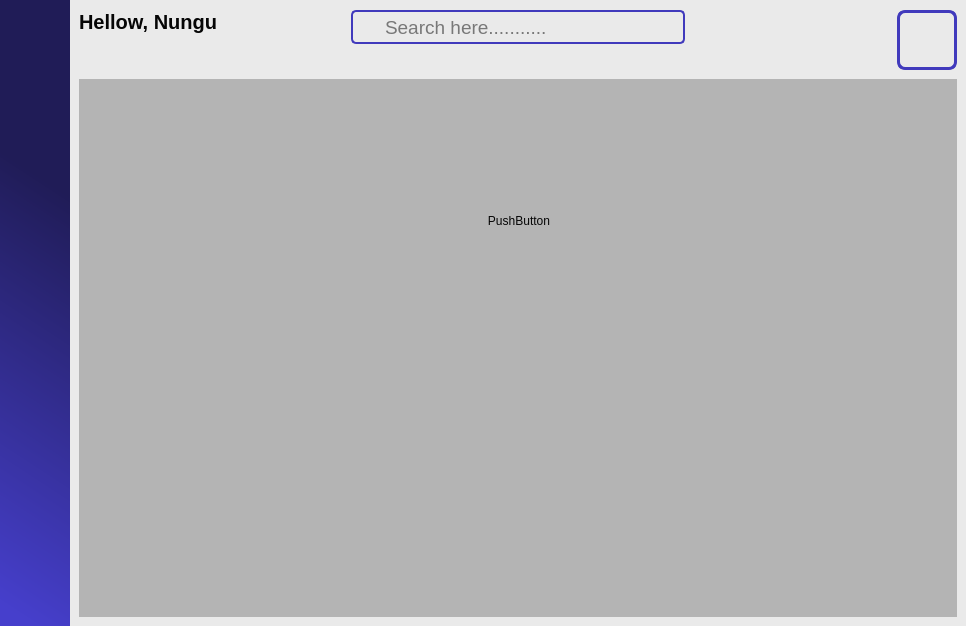
Old version of the form mainwindow.ui in the repository Nicholauswarobi/Business-Keeper-Software.
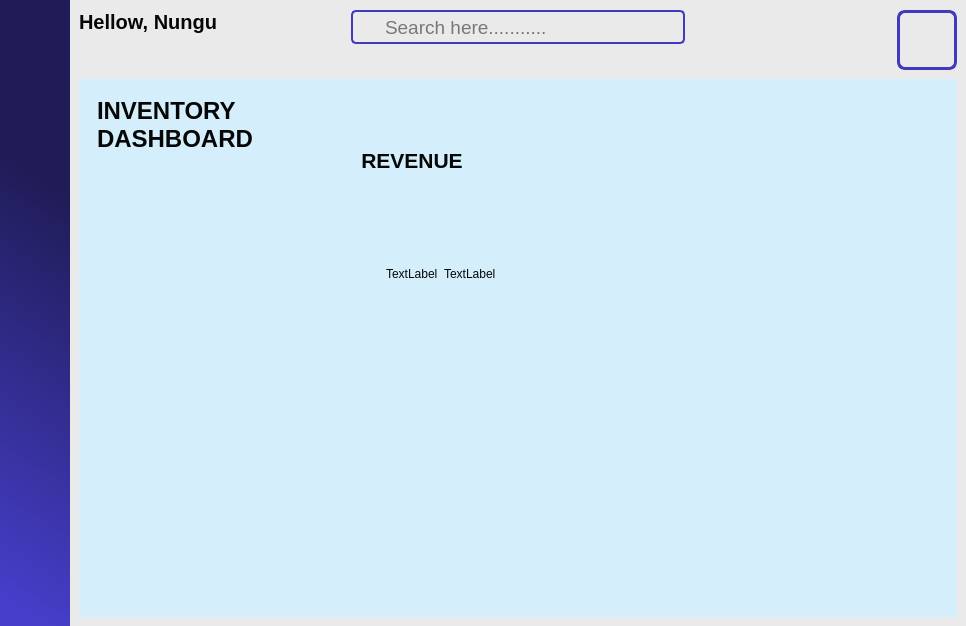
New version of the form. Icons and pictures are not drawn.

Diff of the .ui file:
```diff
--- a/mainwindow.ui
+++ b/mainwindow.ui
@@ -32,7 +32,7 @@
 }
 
 #stackedWidget{
-	background-color: #b4b4b4;
+	background-color: #D4EEFB;
 }
 
 #LeftSideMenuwidget{
@@ -817,19 +817,176 @@
           <item>
            <widget class="QStackedWidget" name="stackedWidget">
             <widget class="QWidget" name="Dashboard_page">
-             <widget class="QPushButton" name="pushButton">
-              <property name="geometry">
-               <rect>
-                <x>400</x>
-                <y>130</y>
-                <width>80</width>
-                <height>24</height>
-               </rect>
-              </property>
-              <property name="text">
-               <string>PushButton</string>
-              </property>
-             </widget>
+             <layout class="QVBoxLayout" name="verticalLayout_5">
+              <item>
+               <widget class="QWidget" name="Cards_widget" native="true">
+                <layout class="QHBoxLayout" name="horizontalLayout_7">
+                 <item alignment="Qt::AlignmentFlag::AlignTop">
+                  <widget class="QFrame" name="DashBoardLogoframe">
+                   <property name="frameShape">
+                    <enum>QFrame::Shape::StyledPanel</enum>
+                   </property>
+                   <property name="frameShadow">
+                    <enum>QFrame::Shadow::Raised</enum>
+                   </property>
+                   <layout class="QVBoxLayout" name="verticalLayout_6">
+                    <property name="spacing">
+                     <number>0</number>
+                    </property>
+                    <property name="leftMargin">
+                     <number>0</number>
+                    </property>
+                    <property name="topMargin">
+                     <number>0</number>
+                    </property>
+                    <property name="rightMargin">
+                     <number>0</number>
+                    </property>
+                    <property name="bottomMargin">
+                     <number>0</number>
+                    </property>
+                    <item alignment="Qt::AlignmentFlag::AlignLeft|Qt::AlignmentFlag::AlignTop">
+                     <widget class="QLabel" name="label_3">
+                      <property name="styleSheet">
+                       <string notr="true"/>
+                      </property>
+                      <property name="lineWidth">
+                       <number>1</number>
+                      </property>
+                      <property name="text">
+                       <string>&lt;html&gt;&lt;head/&gt;&lt;body&gt;&lt;p align=&quot;justify&quot;&gt;&lt;span style=&quot; font-size:18pt; font-weight:700;&quot;&gt;INVENTORY&lt;/span&gt;&lt;/p&gt;&lt;/body&gt;&lt;/html&gt;</string>
+                      </property>
+                      <property name="textFormat">
+                       <enum>Qt::TextFormat::RichText</enum>
+                      </property>
+                      <property name="wordWrap">
+                       <bool>false</bool>
+                      </property>
+                     </widget>
+                    </item>
+                    <item alignment="Qt::AlignmentFlag::AlignLeft|Qt::AlignmentFlag::AlignTop">
+                     <widget class="QLabel" name="label_4">
+                      <property name="sizePolicy">
+                       <sizepolicy hsizetype="Preferred" vsizetype="Preferred">
+                        <horstretch>0</horstretch>
+                        <verstretch>0</verstretch>
+                       </sizepolicy>
+                      </property>
+                      <property name="font">
+                       <font>
+                        <pointsize>18</pointsize>
+                        <bold>true</bold>
+                       </font>
+                      </property>
+                      <property name="text">
+                       <string>DASHBOARD</string>
+                      </property>
+                     </widget>
+                    </item>
+                    <item>
+                     <spacer name="verticalSpacer_2">
+                      <property name="orientation">
+                       <enum>Qt::Orientation::Vertical</enum>
+                      </property>
+                      <property name="sizeHint" stdset="0">
+                       <size>
+                        <width>20</width>
+                        <height>10</height>
+                       </size>
+                      </property>
+                     </spacer>
+                    </item>
+                   </layout>
+                  </widget>
+                 </item>
+                 <item>
+                  <widget class="QFrame" name="Revenue_Card_frame">
+                   <property name="frameShape">
+                    <enum>QFrame::Shape::StyledPanel</enum>
+                   </property>
+                   <property name="frameShadow">
+                    <enum>QFrame::Shadow::Raised</enum>
+                   </property>
+                   <layout class="QVBoxLayout" name="verticalLayout_7">
+                    <item>
+                     <widget class="QLabel" name="label_5">
+                      <property name="font">
+                       <font>
+                        <pointsize>16</pointsize>
+                        <bold>true</bold>
+                       </font>
+                      </property>
+                      <property name="text">
+                       <string>REVENUE</string>
+                      </property>
+                      <property name="alignment">
+                       <set>Qt::AlignmentFlag::AlignCenter</set>
+                      </property>
+                     </widget>
+                    </item>
+                    <item>
+                     <widget class="QFrame" name="frame_2">
+                      <property name="frameShape">
+                       <enum>QFrame::Shape::StyledPanel</enum>
+                      </property>
+                      <property name="frameShadow">
+                       <enum>QFrame::Shadow::Raised</enum>
+                      </property>
+                      <layout class="QHBoxLayout" name="horizontalLayout_8">
+                       <item>
+                        <widget class="QLabel" name="label_6">
+                         <property name="text">
+                          <string/>
+                         </property>
+                        </widget>
+                       </item>
+                       <item>
+                        <widget class="QLabel" name="label_7">
+                         <property name="text">
+                          <string>TextLabel</string>
+                         </property>
+                        </widget>
+                       </item>
+                       <item>
+                        <widget class="QLabel" name="label_8">
+                         <property name="text">
+                          <string>TextLabel</string>
+                         </property>
+                        </widget>
+                       </item>
+                      </layout>
+                     </widget>
+                    </item>
+                   </layout>
+                  </widget>
+                 </item>
+                 <item>
+                  <widget class="QFrame" name="Expenses_Card_frame">
+                   <property name="frameShape">
+                    <enum>QFrame::Shape::StyledPanel</enum>
+                   </property>
+                   <property name="frameShadow">
+                    <enum>QFrame::Shadow::Raised</enum>
+                   </property>
+                  </widget>
+                 </item>
+                 <item>
+                  <widget class="QFrame" name="Profit_Card_frame">
+                   <property name="frameShape">
+                    <enum>QFrame::Shape::StyledPanel</enum>
+                   </property>
+                   <property name="frameShadow">
+                    <enum>QFrame::Shadow::Raised</enum>
+                   </property>
+                  </widget>
+                 </item>
+                </layout>
+               </widget>
+              </item>
+              <item>
+               <widget class="QWidget" name="widget_2" native="true"/>
+              </item>
+             </layout>
             </widget>
             <widget class="QWidget" name="About_page"/>
             <widget class="QWidget" name="Settings_page"/>
```
